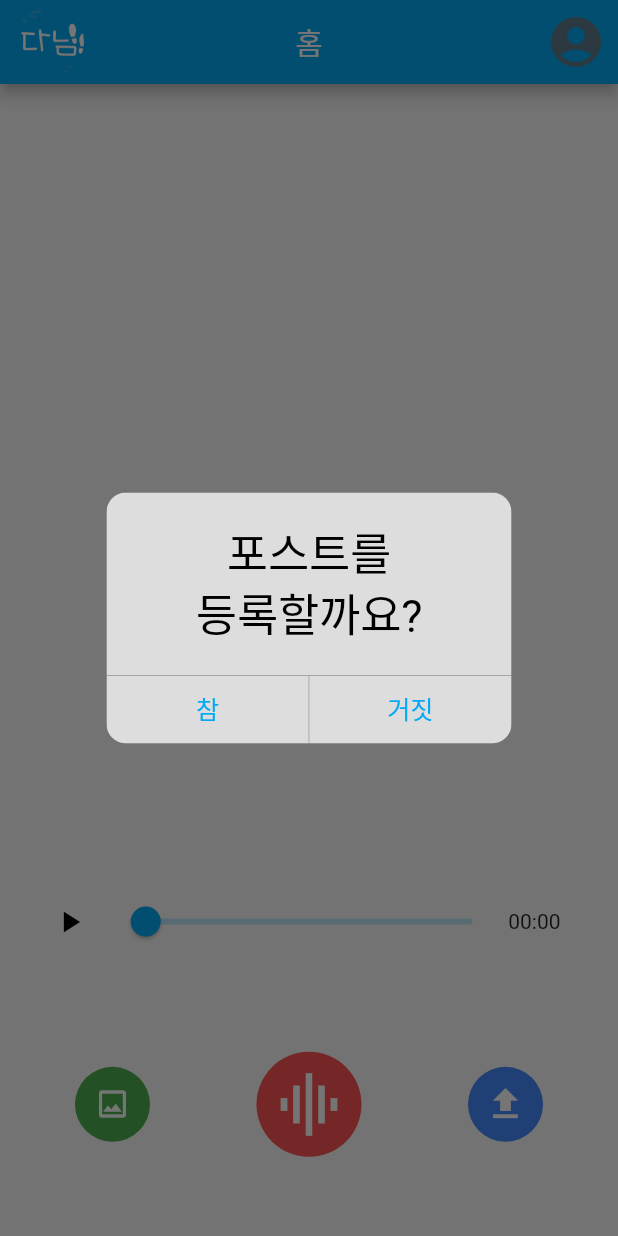
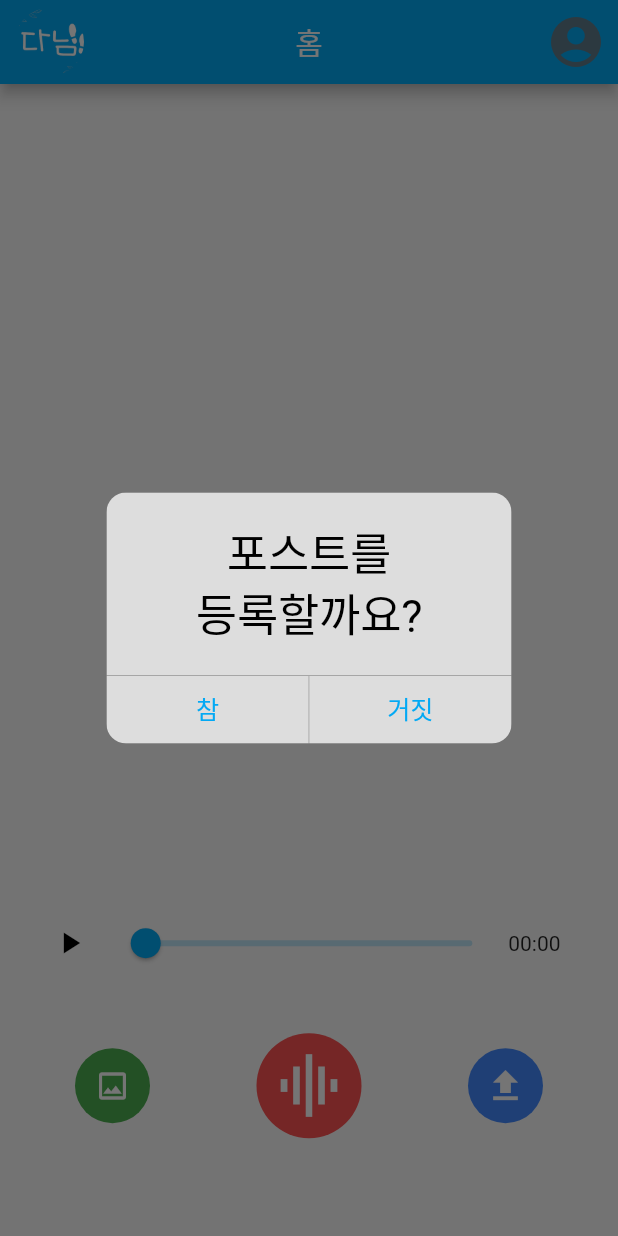
Before and after one commit to popurach/Danim, a Flutter app: the RecordView screen opened directly, after a tap on the "upload" icon, on a phone screen of 412 x 824 dp. Run offline on Flutter 3.47's test engine with Material 2 defaults, Android fonts, the phone set to English and light mode, and no system bars; drawn by our look-alikes of cached_network_image, carousel_slider; our stand-ins replace animated_bottom_navigation_bar, audioplayers, camera, device_info_plus, dio, flutter_dotenv and 9 more; missing offline and left inert: kakao_flutter_sdk, multi_image_picker_view, record; accounts and stored records are empty; network calls fail; statements that could not run were skipped.

Commit message:
[FE] feat : AppViewModel에 여행중인 타임라인 id 추가

```diff
--- a/frontend/lib/main.dart
+++ b/frontend/lib/main.dart
@@ -16,7 +16,7 @@ void main() async {
   runApp(
     MultiProvider(
       providers: [
-        ChangeNotifierProvider(create: (_) => AppViewModel('', '', 0, '홈')),
+        ChangeNotifierProvider(create: (_) => AppViewModel('', '', 0, '홈', -1)),
       ],
       child: const MyApp(),
     ),
--- a/frontend/lib/module/CupertinoAlertDialog.dart
+++ b/frontend/lib/module/CupertinoAlertDialog.dart
@@ -1,7 +1,7 @@
 import 'package:flutter/cupertino.dart';
 import 'package:flutter/material.dart';
 
-class OneButtonCupertinoAlertDiaglog {
+class OneButtonCupertinoAlertDiallog {
   void showFeedBack(BuildContext context, String message) {
     final alert = CupertinoAlertDialog(
       content: Text(
--- a/frontend/lib/services/upload_repository.dart
+++ b/frontend/lib/services/upload_repository.dart
@@ -16,11 +16,7 @@ class UploadRepository {
     try {
       final dio = await authDio(context);
       Response response = await dio.post("api/auth/post", data: formData);
-      if (response.statusCode == 200) {
-        return response.data["timelineId"];
-      } else {
-        return -1;
-      }
+      return response;
     } on DioError catch (error) {
       throw Exception('Fail to upload to Server: ${error.message}');
     }
--- a/frontend/lib/view_models/app_view_model.dart
+++ b/frontend/lib/view_models/app_view_model.dart
@@ -22,8 +22,9 @@ class AppViewModel with ChangeNotifier {
   String _imageUrl = '';
   String _nickname = '';
   int _userUid = 0;
+  int _travelingId = -1;
 
-  AppViewModel(this._imageUrl, this._nickname, this._userUid, this._title,
+  AppViewModel(this._imageUrl, this._nickname, this._userUid, this._title, this._travelingId,
       {this.currentIndex = 0});
 
   String get imageUrl => _imageUrl;
@@ -54,6 +55,7 @@ class AppViewModel with ChangeNotifier {
     _imageUrl = userInfo.profileImageUrl;
     _nickname = userInfo.nickname;
     _userUid = userInfo.userUid;
+    _travelingId = userInfo.travelingId;
     notifyListeners();
   }
 
@@ -147,4 +149,6 @@ class AppViewModel with ChangeNotifier {
   String get nickname => _nickname;
 
   int get userUid => _userUid;
+
+  int get travelingId => _travelingId;
 }
--- a/frontend/lib/view_models/images_page_view_model.dart
+++ b/frontend/lib/view_models/images_page_view_model.dart
@@ -1,17 +1,31 @@
+import 'dart:io';
+
 import 'package:cached_network_image/cached_network_image.dart';
+import 'package:camera/camera.dart';
 import 'package:flutter/material.dart';
 
 class ImagesPageViewModel extends ChangeNotifier {
-  final List<String> _imagesUrl;
-  final cachedImagedList = <Widget>[];
+  List<String>? imagesUrl;
+  List<XFile>? xFileList;
+  final imageList = <Widget>[];
   final controller = PageController(initialPage: 0);
 
-  ImagesPageViewModel(this._imagesUrl) {
-    for (var imageUrl in _imagesUrl) {
-      cachedImagedList.add(CachedNetworkImage(
-        imageUrl: imageUrl,
-        fit: BoxFit.cover,
-      ));
+  ImagesPageViewModel({this.imagesUrl, this.xFileList}) {
+    if (imagesUrl != null && xFileList == null) {
+      for (var imageUrl in imagesUrl!) {
+        imageList.add(CachedNetworkImage(
+          imageUrl: imageUrl,
+          fit: BoxFit.cover,
+        ));
+      }
+    } else if (imagesUrl == null && xFileList != null) {
+      for (var xfile in xFileList!) {
+        imageList.add(Image.file(
+            File(xfile.path),
+          fit: BoxFit.cover,
+        ));
+      }
     }
+
   }
 }
--- a/frontend/lib/view_models/search_bar_view_model.dart
+++ b/frontend/lib/view_models/search_bar_view_model.dart
@@ -1,7 +1,4 @@
-import 'package:danim/models/UserSearchResults.dart';
 import 'package:danim/services/search_repository.dart';
-import 'package:danim/utils/auth_dio.dart';
-import 'package:dio/dio.dart';
 import 'package:flutter/material.dart';
 import 'package:logger/logger.dart';
 
@@ -24,6 +21,7 @@ class SearchBarViewModel extends ChangeNotifier {
   List<UserInfo> get searchedResults => _searchedResults;
   set searchedResults (List<UserInfo> newList) {
     _searchedResults = newList;
+    notifyListeners();
   }
 
   List? _posts;
@@ -51,6 +49,7 @@ class SearchBarViewModel extends ChangeNotifier {
     notifyListeners();
   }
 
+
   @override
   void dispose() {
     // TODO: implement dispose
--- a/frontend/lib/views/camera_screen.dart
+++ b/frontend/lib/views/camera_screen.dart
@@ -104,7 +104,7 @@ class CameraView extends StatelessWidget {
                                                       9) {
                                                     viewModel.takePhoto();
                                                   } else {
-                                                    OneButtonCupertinoAlertDiaglog()
+                                                    OneButtonCupertinoAlertDiallog()
                                                         .showFeedBack(context,
                                                             "이미지는 \n최대 9장까지 \n등록 가능합니다.");
                                                   }
--- a/frontend/lib/views/images_page_view.dart
+++ b/frontend/lib/views/images_page_view.dart
@@ -15,7 +15,7 @@ class ImagesPageView extends StatelessWidget {
         PageView(
           scrollBehavior: AppScrollBehavior(),
           controller: viewModel.controller,
-          children: viewModel.cachedImagedList,
+          children: viewModel.imageList,
         ),
         Align(
           alignment: const AlignmentDirectional(0, -0.9),
@@ -23,7 +23,7 @@ class ImagesPageView extends StatelessWidget {
             padding: const EdgeInsetsDirectional.fromSTEB(0, 0, 0, 10),
             child: SmoothPageIndicator(
               controller: viewModel.controller,
-              count: viewModel.cachedImagedList.length,
+              count: viewModel.imageList.length,
               onDotClicked: (index) {
                 viewModel.controller.animateToPage(index,
                     duration: const Duration(milliseconds: 300),
--- a/frontend/lib/views/post_detail.dart
+++ b/frontend/lib/views/post_detail.dart
@@ -57,7 +57,7 @@ class PostDetail extends StatelessWidget {
                               insetPadding: const EdgeInsets.all(5),
                               child: ChangeNotifierProvider(
                                 create: (_) => ImagesPageViewModel(
-                                    viewModel.post.photoList),
+                                  imagesUrl : viewModel.post.photoList),
                                 child: const ImagesPageView(),
                               ),
                             );
@@ -65,7 +65,7 @@ class PostDetail extends StatelessWidget {
                     },
                     child: ChangeNotifierProvider(
                       create: (_) =>
-                          ImagesPageViewModel(viewModel.post.photoList),
+                          ImagesPageViewModel(imagesUrl: viewModel.post.photoList),
                       child: const ImagesPageView(),
                     ),
                   ),
--- a/frontend/lib/views/record_screen.dart
+++ b/frontend/lib/views/record_screen.dart
@@ -9,7 +9,9 @@ import 'package:provider/provider.dart';
 
 import '../module/audio_player_view.dart';
 import '../module/audio_player_view_model.dart';
+import '../view_models/images_page_view_model.dart';
 import '../view_models/record_view_model.dart';
+import 'images_page_view.dart';
 
 class RecordView extends StatelessWidget {
   @override
@@ -28,35 +30,17 @@ class RecordView extends StatelessWidget {
                   children: [
                     // 캐러셀
                     SizedBox(
-                      height: MediaQuery.of(context).size.height * 0.60,
+                      height: MediaQuery.of(context).size.height * 0.575,
                       // 컨슈머로 변화 감지
-                      child: CarouselSlider(
-                        options: CarouselOptions(
-                          height: MediaQuery.of(context).size.width * 1.20,
-                          enableInfiniteScroll: false,
-                          viewportFraction: 0.70,
-                          enlargeCenterPage: true,
-                          enlargeStrategy: CenterPageEnlargeStrategy.height,
-                        ),
-                        items: recordViewModel.imageList.map(
-                          (file) {
-                            return Builder(
-                              builder: (BuildContext context) {
-                                return Container(
-                                  margin: const EdgeInsets.all(4),
-                                  child: Image.file(
-                                    File(file.path),
-                                    fit: BoxFit.cover,
-                                  ),
-                                );
-                              },
-                            );
-                          },
-                        ).toList(),
+                      child:
+                      ChangeNotifierProvider(
+                        create: (_) => ImagesPageViewModel(
+                            xFileList : recordViewModel.imageList),
+                        child: const ImagesPageView(),
                       ),
                     ),
-
                     Container(
+                      margin: const EdgeInsets.only(top:25),
                         padding: const EdgeInsets.only(left: 30, right: 30),
                         height: 30,
                         child: Row(
@@ -82,13 +66,16 @@ class RecordView extends StatelessWidget {
                                     '${recordViewModel.locationInfo.country} ${recordViewModel.locationInfo.address2}'))
                           ],
                         )),
-                    ChangeNotifierProvider<AudioPlayerViewModel>(
-                      create: (_) => recordViewModel.audioPlayerViewModel,
-                      child: AudioPlayerView(),
+                    Container(
+                      margin: EdgeInsets.only(top:10),
+                      child: ChangeNotifierProvider<AudioPlayerViewModel>(
+                        create: (_) => recordViewModel.audioPlayerViewModel,
+                        child: AudioPlayerView(),
+                      ),
                     ),
-
                     // 버튼 컨테이너
-                    Expanded(
+                    Container(
+                      padding: EdgeInsets.only(top:26),
                       child: Row(
                         mainAxisAlignment: MainAxisAlignment.spaceBetween,
                         children: [
@@ -103,7 +90,7 @@ class RecordView extends StatelessWidget {
                             child: IconButton(
                               onPressed: () {
                                 if (recordViewModel.imageList.length >= 9) {
-                                  OneButtonCupertinoAlertDiaglog().showFeedBack(
+                                  OneButtonCupertinoAlertDiallog().showFeedBack(
                                       context, "이미지는 \n최대 9장까지 \n등록 가능합니다.");
                                 } else {
                                   recordViewModel.uploadFileFromGallery();
@@ -145,7 +132,13 @@ class RecordView extends StatelessWidget {
                             ),
                             child: IconButton(
                               onPressed: () {
-                                recordViewModel.uploadConfirm(context);
+                                recordViewModel.uploadConfirm(
+                                    context,
+                                    appViewModel.travelingId,
+                                  appViewModel.userUid,
+                                  appViewModel.nickname,
+                                  appViewModel.imageUrl
+                                );
                               },
                               icon: const Icon(Icons.upload, size: 28),
                               color: Colors.white,
--- a/frontend/lib/views/search_bar_view.dart
+++ b/frontend/lib/views/search_bar_view.dart
@@ -120,6 +120,7 @@ class SearchBar extends StatelessWidget {
               keyboardType: TextInputType.text,
               onChanged: (String? keyword) async {
                 viewModel.searchUser(context, keyword);
+                viewModel.searchKeyWord = keyword;
               },
               // 포커스 일 때 스타일 바꾸기
               decoration: const InputDecoration(
```
Also changed, not shown: frontend/lib/view_models/record_view_model.dart (+13 -13 lines), frontend/lib/views/user_timeline_list_view.dart (+14 -13 lines), frontend/lib/models/UserSearchResults.dart (added).
